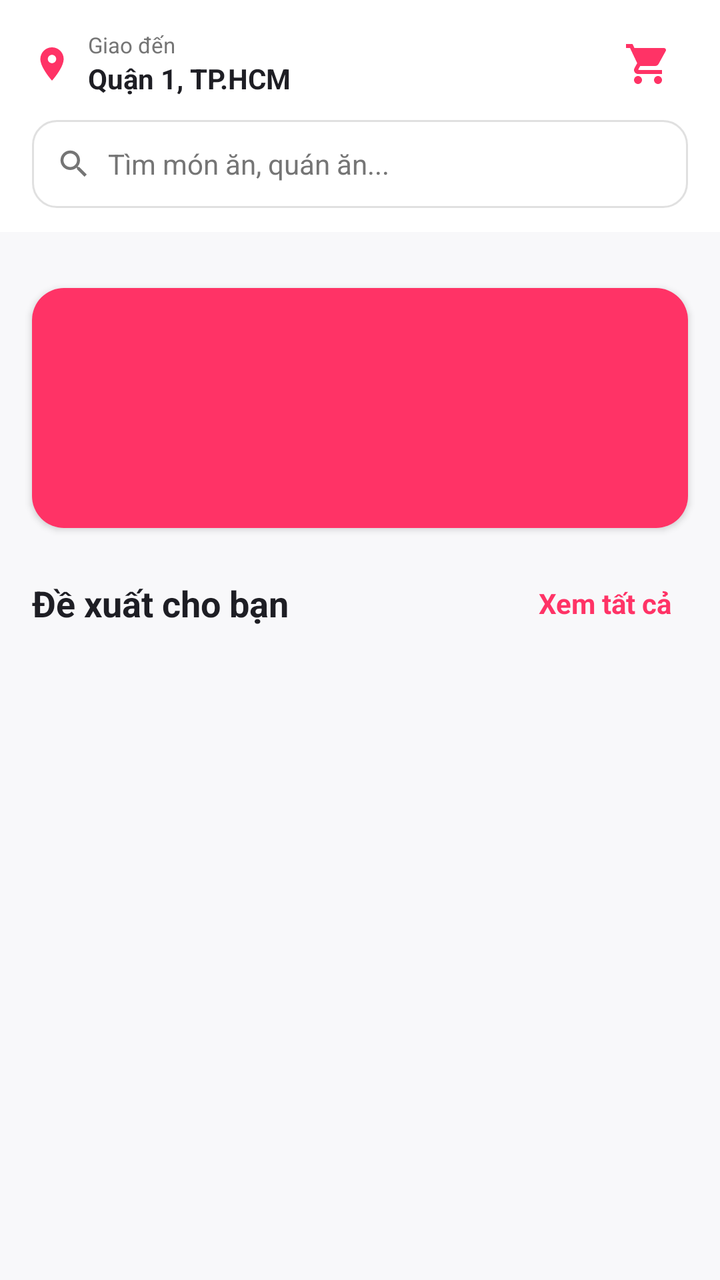
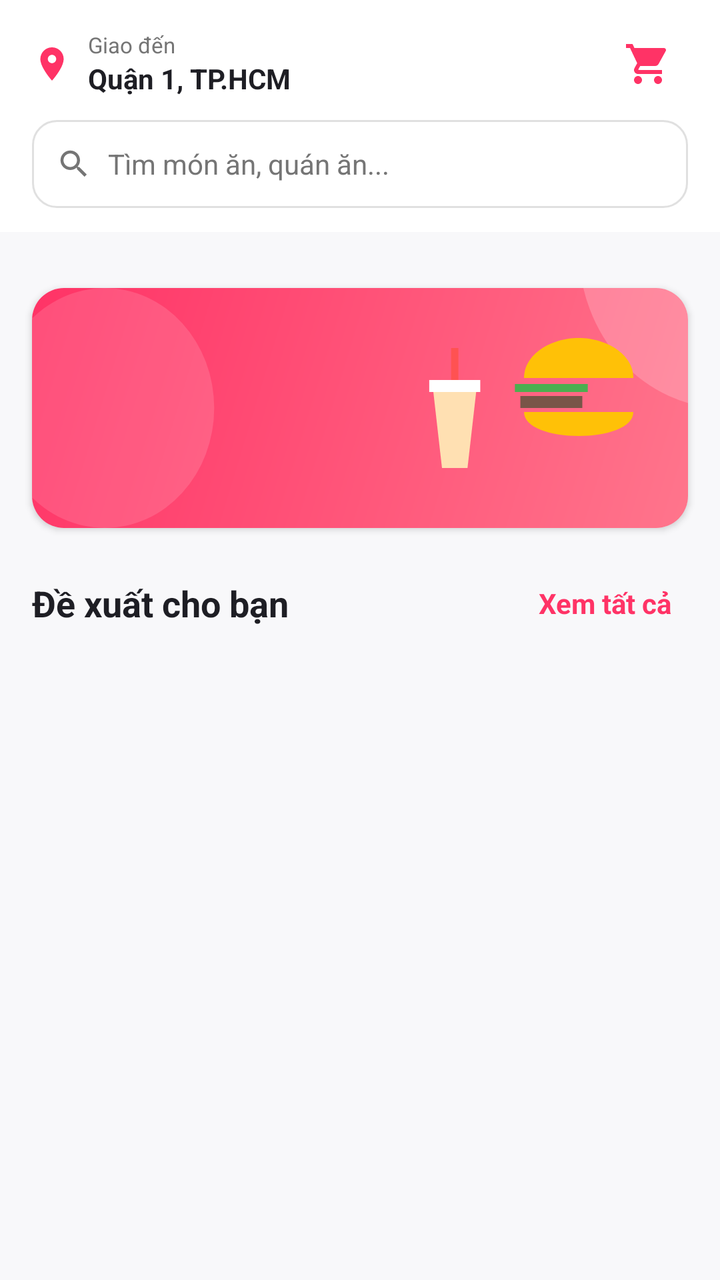

The first picture is an Android layout as it rendered before a commit; the second is the same layout after the commit. The layout source and the unified diff follow.
<!-- AndroidManifest.xml: application theme Theme.FoodNow -->
<!-- res/layout/fragment_home.xml -->
<?xml version="1.0" encoding="utf-8"?>
<androidx.core.widget.NestedScrollView xmlns:android="http://schemas.android.com/apk/res/android"
    xmlns:app="http://schemas.android.com/apk/res-auto"
    android:layout_width="match_parent"
    android:layout_height="match_parent"
    android:background="@color/bg_light_grey"
    android:fillViewport="true">

    <LinearLayout
        android:layout_width="match_parent"
        android:layout_height="wrap_content"
        android:orientation="vertical"
        android:paddingBottom="24dp">

        
        <LinearLayout
            android:layout_width="match_parent"
            android:layout_height="wrap_content"
            android:background="@color/white"
            android:gravity="center_vertical"
            android:orientation="horizontal"
            android:paddingHorizontal="16dp"
            android:paddingTop="12dp"
            android:paddingBottom="8dp">

            <ImageView
                android:layout_width="20dp"
                android:layout_height="20dp"
                android:contentDescription="Location"
                android:src="@drawable/ic_location"
                app:tint="@color/primary_pink" />

            <LinearLayout
                android:layout_width="0dp"
                android:layout_height="wrap_content"
                android:layout_marginStart="8dp"
                android:layout_weight="1"
                android:orientation="vertical">

                <TextView
                    android:layout_width="wrap_content"
                    android:layout_height="wrap_content"
                    android:text="Giao đến"
                    android:textColor="@color/text_grey"
                    android:textSize="11sp" />

                <TextView
                    android:id="@+id/tvLocation"
                    android:layout_width="wrap_content"
                    android:layout_height="wrap_content"
                    android:text="Quận 1, TP.HCM"
                    android:textColor="@color/text_dark"
                    android:textSize="14sp"
                    android:textStyle="bold" />
            </LinearLayout>

            <ImageButton
                android:id="@+id/btnCartHeader"
                android:layout_width="40dp"
                android:layout_height="40dp"
                android:background="?attr/selectableItemBackgroundBorderless"
                android:contentDescription="Giỏ hàng"
                android:src="@drawable/ic_cart" />
        </LinearLayout>

        
        <LinearLayout
            android:layout_width="match_parent"
            android:layout_height="wrap_content"
            android:background="@color/white"
            android:paddingHorizontal="16dp"
            android:paddingBottom="12dp">

            <LinearLayout
                android:layout_width="match_parent"
                android:layout_height="44dp"
                android:background="@drawable/bg_edittext"
                android:gravity="center_vertical"
                android:orientation="horizontal"
                android:paddingHorizontal="12dp">

                <ImageView
                    android:layout_width="18dp"
                    android:layout_height="18dp"
                    android:contentDescription="Search"
                    android:src="@drawable/ic_search"
                    app:tint="@color/text_grey" />

                <EditText
                    android:id="@+id/etSearch"
                    android:layout_width="match_parent"
                    android:layout_height="match_parent"
                    android:layout_marginStart="8dp"
                    android:background="@null"
                    android:hint="Tìm món ăn, quán ăn..."
                    android:inputType="text"
                    android:textColor="@color/text_dark"
                    android:textColorHint="@color/text_grey"
                    android:textSize="14sp" />
            </LinearLayout>
        </LinearLayout>

        
        <androidx.recyclerview.widget.RecyclerView
            android:id="@+id/rvCategories"
            android:layout_width="match_parent"
            android:layout_height="wrap_content"
            android:layout_marginTop="12dp"
            android:clipToPadding="false"
            android:orientation="horizontal"
            android:paddingHorizontal="12dp"
            app:layoutManager="androidx.recyclerview.widget.LinearLayoutManager" />

        
        <androidx.cardview.widget.CardView
            android:layout_width="match_parent"
            android:layout_height="120dp"
            android:layout_marginHorizontal="16dp"
            android:layout_marginTop="16dp"
            app:cardCornerRadius="16dp"
            app:cardElevation="2dp">

            <ImageView
                android:id="@+id/ivBanner"
                android:layout_width="match_parent"
                android:layout_height="match_parent"
                android:contentDescription="Banner"
                android:scaleType="centerCrop"
                android:src="@drawable/ic_banner_placeholder" />
        </androidx.cardview.widget.CardView>

        
        <LinearLayout
            android:layout_width="match_parent"
            android:layout_height="wrap_content"
            android:layout_marginTop="20dp"
            android:gravity="center_vertical"
            android:orientation="horizontal"
            android:paddingHorizontal="16dp">

            <TextView
                android:layout_width="0dp"
                android:layout_height="wrap_content"
                android:layout_weight="1"
                android:text="Đề xuất cho bạn"
                android:textColor="@color/text_dark"
                android:textSize="18sp"
                android:textStyle="bold" />

            <TextView
                android:id="@+id/tvSeeAllRecommended"
                android:layout_width="wrap_content"
                android:layout_height="wrap_content"
                android:padding="8dp"
                android:text="Xem tất cả"
                android:textColor="@color/primary_pink"
                android:textSize="14sp"
                android:textStyle="bold" />
        </LinearLayout>

        
        <androidx.recyclerview.widget.RecyclerView
            android:id="@+id/rvRecommendedFoods"
            android:layout_width="match_parent"
            android:layout_height="wrap_content"
            android:layout_marginTop="8dp"
            android:paddingHorizontal="12dp" />

    </LinearLayout>
</androidx.core.widget.NestedScrollView>
<!-- resources referenced by this layout -->
<resources>
  <color name="bg_light_grey">#F8F8FA</color>
  <color name="primary_pink">#FF3366</color>
  <color name="text_dark">#1E1E24</color>
  <color name="text_grey">#757575</color>
  <color name="white">#FFFFFF</color>
  <!-- drawable bg_edittext (drawable) -->
  <?xml version="1.0" encoding="utf-8"?>
  <shape xmlns:android="http://schemas.android.com/apk/res/android"
      android:shape="rectangle">
      <solid android:color="@color/white" />
      <stroke android:width="1dp" android:color="@color/border_grey" />
      <corners android:radius="12dp" />
  </shape>
  <!-- drawable ic_banner_placeholder (drawable) -->
  <vector xmlns:android="http://schemas.android.com/apk/res/android"
      android:width="300dp"
      android:height="120dp"
      android:viewportWidth="300"
      android:viewportHeight="120">
    <path
        android:fillColor="#FFFF3366"
        android:pathData="M0,16C0,7.16 7.16,0 16,0h268c8.84,0 16,7.16 16,16v88c0,8.84 -7.16,16 -16,16H16c-8.84,0 -16,-7.16 -16,-16V16z"/>
  </vector>
  <!-- drawable ic_location (drawable) -->
  <vector xmlns:android="http://schemas.android.com/apk/res/android"
      android:width="24dp"
      android:height="24dp"
      android:viewportWidth="24"
      android:viewportHeight="24">
    <path
        android:fillColor="#FFFF3366"
        android:pathData="M12,2C8.13,2 5,5.13 5,9c0,5.25 7,13 7,13s7,-7.75 7,-13c0,-3.87 -3.13,-7 -7,-7zM12,11.5c-1.38,0 -2.5,-1.12 -2.5,-2.5s1.12,-2.5 2.5,-2.5 2.5,1.12 2.5,2.5 -1.12,2.5 -2.5,2.5z"/>
  </vector>
  <!-- drawable ic_search (drawable) -->
  <vector xmlns:android="http://schemas.android.com/apk/res/android"
      android:width="24dp"
      android:height="24dp"
      android:viewportWidth="24"
      android:viewportHeight="24">
    <path
        android:fillColor="#FF757575"
        android:pathData="M15.5,14h-0.79l-0.28,-0.27C15.41,12.59 16,11.11 16,9.5 16,5.91 13.09,3 9.5,3S3,5.91 3,9.5 5.91,16 9.5,16c1.61,0 3.09,-0.59 4.23,-1.57l0.27,0.28v0.79l5,4.99L20.49,19l-4.99,-5zM9.5,14C7.01,14 5,11.99 5,9.5S7.01,5 9.5,5 14,7.01 14,9.5 11.99,14 9.5,14z"/>
  </vector>
  <color name="border_grey">#E0E0E0</color>
  <color name="primary_pink_dark">#E62E5C</color>
  <color name="coral_accent">#FF5252</color>
  <!-- unchanged entries left out for length: 2 -->
</resources>

<!-- the commit's change to res/layout/fragment_home.xml (unified diff, before → after) -->
@@ -125,8 +125,8 @@
                 android:layout_width="match_parent"
                 android:layout_height="match_parent"
                 android:contentDescription="Banner"
-                android:scaleType="centerCrop"
-                android:src="@drawable/ic_banner_placeholder" />
+                android:scaleType="fitXY"
+                android:src="@drawable/ic_banner_promo" />
         </androidx.cardview.widget.CardView>
 
         
<!-- resource entries referenced after the edit -->
@@ -13,15 +13,63 @@
       <stroke android:width="1dp" android:color="@color/border_grey" />
       <corners android:radius="12dp" />
   </shape>
-  <!-- drawable ic_banner_placeholder (drawable) -->
+  <!-- drawable ic_banner_promo (drawable) -->
   <vector xmlns:android="http://schemas.android.com/apk/res/android"
-      android:width="300dp"
+      xmlns:aapt="http://schemas.android.com/aapt"
+      android:width="360dp"
       android:height="120dp"
-      android:viewportWidth="300"
+      android:viewportWidth="360"
       android:viewportHeight="120">
+  
+    
+    <path android:pathData="M0,0h360v120H0z">
+      <aapt:attr name="android:fillColor">
+        <gradient
+            android:startX="0"
+            android:startY="0"
+            android:endX="360"
+            android:endY="120"
+            android:type="linear">
+          <item android:offset="0.0" android:color="#FFFF3366"/>
+          <item android:offset="1.0" android:color="#FFFF758C"/>
+        </gradient>
+      </aapt:attr>
+    </path>
+  
+    
     <path
-        android:fillColor="#FFFF3366"
-        android:pathData="M0,16C0,7.16 7.16,0 16,0h268c8.84,0 16,7.16 16,16v88c0,8.84 -7.16,16 -16,16H16c-8.84,0 -16,-7.16 -16,-16V16z"/>
+        android:fillColor="#33FFFFFF"
+        android:pathData="M300,-20a80,80 0,1 0,160 0a80,80 0,1 0,-160 0"/>
+    <path
+        android:fillColor="#22FFFFFF"
+        android:pathData="M-20,60a60,60 0,1 0,120 0a60,60 0,1 0,-120 0"/>
+  
+    
+    
+    <path
+        android:fillColor="#FFFFC107"
+        android:pathData="M270,45c0,-12 15,-20 30,-20s30,8 30,20z"/>
+    <path
+        android:fillColor="#FF4CAF50"
+        android:pathData="M265,48h40v4h-40z"/>
+    <path
+        android:fillColor="#FF795548"
+        android:pathData="M268,54h34v6h-34z"/>
+    <path
+        android:fillColor="#FFFFC107"
+        android:pathData="M270,62c0,8 15,12 30,12s30,-4 30,-12z"/>
+  
+    
+    <path
+        android:fillColor="#FFE0B2"
+        android:pathData="M220,50h24l-5,40h-14z"/>
+    <path
+        android:fillColor="#FFFF5252"
+        android:pathData="M230,30h4v20h-4z"/>
+    <path
+        android:fillColor="#FFFFFF"
+        android:pathData="M218,46h28v6h-28z"/>
+  
   </vector>
   <!-- drawable ic_location (drawable) -->
   <vector xmlns:android="http://schemas.android.com/apk/res/android"
